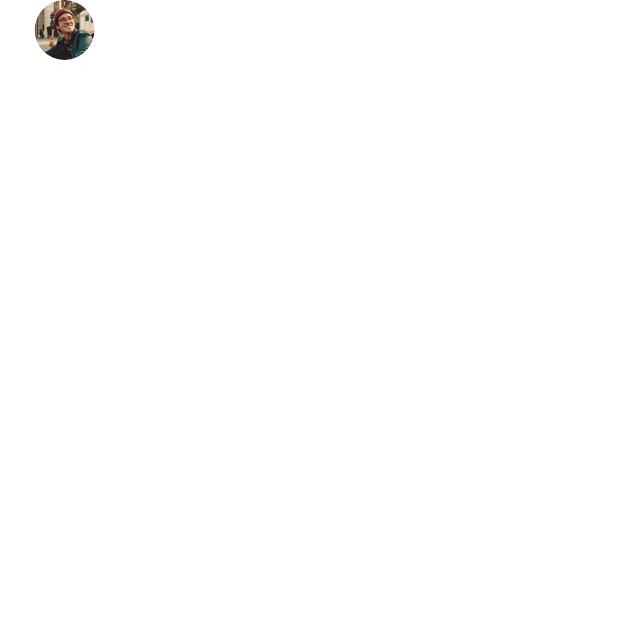
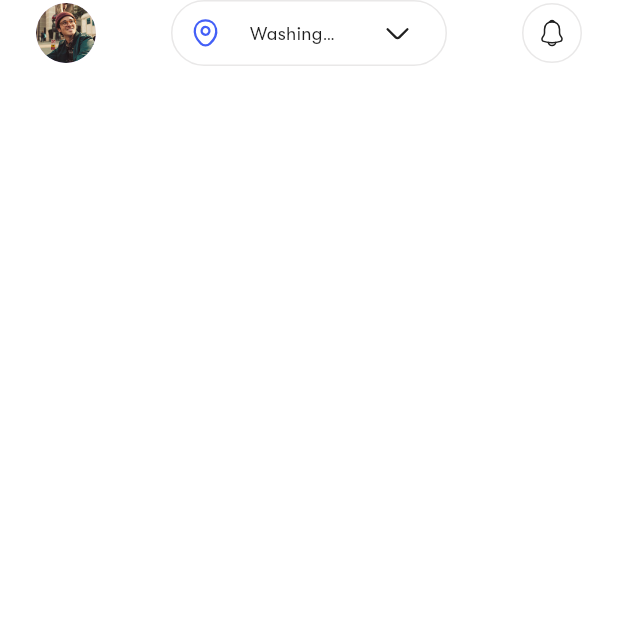
Before and after one commit to Nidhal-Khazene/HomeSpace-RealEstate-Flutter-Mobile-App, a Flutter app: the HomeView screen opened by its route, on a phone screen of 412 x 824 dp, the top half of it. Run offline on Flutter 3.47's test engine with Material 3 defaults, Android fonts, the phone set to English and light mode, and no system bars; our stand-ins replace flutter_svg, shared_preferences; accounts and stored records are empty.

Commit message:
add home header

```diff
--- /dev/null
+++ b/devtools_options.yaml
@@ -0,0 +1,3 @@
+description: This file stores settings for Dart & Flutter DevTools.
+documentation: https://docs.flutter.dev/tools/devtools/extensions#configure-extension-enablement-states
+extensions:
--- a/lib/constants.dart
+++ b/lib/constants.dart
@@ -1,5 +1,5 @@
 const String kPrimaryFont = "GT-Walsheim";
-const double kHorizontalPadding = 23;
+const double kHorizontalPadding = 24;
 const double kBottomPadding = 32;
 const int kMillisecondsDuration = 300;
 const String kIsOnBoardingViewSeen = "isOnBoardingViewSeen";
--- a/lib/core/widgets/custom_oval_container.dart
+++ b/lib/core/widgets/custom_oval_container.dart
@@ -7,24 +7,30 @@ class CustomOvalContainer extends StatelessWidget {
   const CustomOvalContainer({
     super.key,
     this.colorBackground,
-    required this.textContent,
+    this.textContent,
     this.textContentColor,
     this.borderColor,
     this.onTap,
+    this.widget,
+    this.width,
+    this.height,
   });
   final Color? colorBackground;
-  final String textContent;
+  final String? textContent;
   final Color? textContentColor;
   final Color? borderColor;
   final void Function()? onTap;
+  final Widget? widget;
+  final double? width;
+  final double? height;
 
   @override
   Widget build(BuildContext context) {
     return GestureDetector(
       onTap: onTap,
       child: Container(
-        height: 100,
-        width: 100,
+        height: width ?? 100,
+        width: height ?? 100,
         decoration: ShapeDecoration(
           color: colorBackground ?? ColorsData.kSecondaryColor,
           shape: RoundedRectangleBorder(
@@ -33,13 +39,15 @@ class CustomOvalContainer extends StatelessWidget {
           ),
         ),
         child: Center(
-          child: Text(
-            textContent,
-            textAlign: TextAlign.center,
-            style: AppStyles.medium16.copyWith(
-              color: textContentColor ?? Colors.white,
-            ),
-          ),
+          child:
+              widget ??
+              Text(
+                textContent ?? "",
+                textAlign: TextAlign.center,
+                style: AppStyles.medium16.copyWith(
+                  color: textContentColor ?? Colors.white,
+                ),
+              ),
         ),
       ),
     );
--- a/lib/features/home/presentation/views/widgets/home_header.dart
+++ b/lib/features/home/presentation/views/widgets/home_header.dart
@@ -1,15 +1,66 @@
 import 'package:flutter/material.dart';
+import 'package:flutter_svg/flutter_svg.dart';
 import 'package:home_space/core/utils/assets.dart';
+import 'package:home_space/core/utils/colors.dart';
+import 'package:home_space/core/utils/styles.dart';
+import 'package:home_space/core/widgets/custom_oval_container.dart';
 
 class HomeHeader extends StatelessWidget {
   const HomeHeader({super.key});
 
   @override
   Widget build(BuildContext context) {
-    return const Row(
+    return Row(
       children: [
-        CircleAvatar(
+        const CircleAvatar(
           backgroundImage: AssetImage(Assets.assetsImagesPersonalAccount),
+        ),
+        const SizedBox(width: 50),
+        Expanded(
+          child: Container(
+            height: 44,
+            decoration: ShapeDecoration(
+              shape: RoundedRectangleBorder(
+                borderRadius: BorderRadius.circular(100),
+                side: BorderSide(color: ColorsData.kBorderColor),
+              ),
+            ),
+            child: Padding(
+              padding: const EdgeInsets.symmetric(horizontal: 12),
+              child: Row(
+                mainAxisAlignment: MainAxisAlignment.center,
+                children: [
+                  SvgPicture.asset(Assets.assetsImagesIconsLocationIcon),
+                  const Expanded(child: SizedBox(width: 8)),
+                  Expanded(
+                    flex: 3,
+                    child: SizedBox(
+                      width: 81,
+                      child: Text(
+                        "Washington Dc",
+                        style: AppStyles.regular12,
+                        overflow: TextOverflow.ellipsis,
+                        maxLines: 1,
+                      ),
+                    ),
+                  ),
+                  const Expanded(child: SizedBox(width: 8)),
+                  Padding(
+                    padding: const EdgeInsets.all(10),
+                    child: SvgPicture.asset(Assets.assetsImagesIconsArrowDown),
+                  ),
+                ],
+              ),
+            ),
+          ),
+        ),
+        const SizedBox(width: 50),
+        CustomOvalContainer(
+          width: 40,
+          height: 40,
+          widget: SvgPicture.asset(Assets.assetsImagesIconsNotificationIcon),
+          colorBackground: Colors.transparent,
+          borderColor: ColorsData.kBorderColor,
         ),
       ],
     );
--- a/lib/features/on_boarding/presentation/views/widgets/what_are_you_looking_for_view.dart
+++ b/lib/features/on_boarding/presentation/views/widgets/what_are_you_looking_for_view.dart
@@ -31,7 +31,9 @@ class _WhatAreYouLookingForViewState extends State<WhatAreYouLookingForView> {
         ),
         const SizedBox(height: 51),
         Padding(
-          padding: EdgeInsets.symmetric(horizontal: 55 - kHorizontalPadding),
+          padding: const EdgeInsets.symmetric(
+            horizontal: 55 - kHorizontalPadding,
+          ),
           child: Row(
             mainAxisAlignment: MainAxisAlignment.spaceEvenly,
             children: optionsList.asMap().entries.map((entries) {
```
